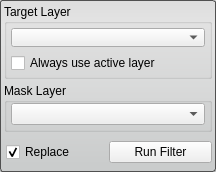
This is Interface/ToolInterface/OrFilterInterface.ui in jessdtate/Seg3D as Qt 5 draws it before an edit. The edited form follows.
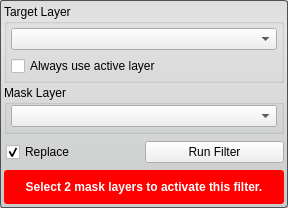
This is the edited form. Custom widgets are drawn as their Qt base class.

Commit message: added a warning to the all the tools and filters for when the proper layer isnt selected.

```diff
--- a/Interface/ToolInterface/OrFilterInterface.ui
+++ b/Interface/ToolInterface/OrFilterInterface.ui
@@ -6,8 +6,8 @@
    <rect>
     <x>0</x>
     <y>0</y>
-    <width>216</width>
-    <height>172</height>
+    <width>288</width>
+    <height>208</height>
    </rect>
   </property>
   <property name="sizePolicy">
@@ -40,7 +40,7 @@
   </property>
   <layout class="QVBoxLayout" name="verticalLayout_2">
    <property name="spacing">
-    <number>4</number>
+    <number>2</number>
    </property>
    <property name="margin">
     <number>4</number>
@@ -182,6 +182,48 @@
      </layout>
     </widget>
    </item>
+   <item>
+    <widget class="QWidget" name="message_alert_" native="true">
+     <property name="minimumSize">
+      <size>
+       <width>0</width>
+       <height>32</height>
+      </size>
+     </property>
+     <property name="styleSheet">
+      <string notr="true">QLabel#message_{
+	color: white;
+	font: bold;
+}
+
+QWidget#message_alert_{
+	border-radius: 3px;
+	background-color: red;
+}</string>
+     </property>
+     <layout class="QHBoxLayout" name="horizontalLayout_5">
+      <property name="spacing">
+       <number>0</number>
+      </property>
+      <property name="margin">
+       <number>4</number>
+      </property>
+      <item>
+       <widget class="QLabel" name="message_">
+        <property name="text">
+         <string>Select 2 mask layers to activate this filter.</string>
+        </property>
+        <property name="alignment">
+         <set>Qt::AlignCenter</set>
+        </property>
+        <property name="wordWrap">
+         <bool>true</bool>
+        </property>
+       </widget>
+      </item>
+     </layout>
+    </widget>
+   </item>
   </layout>
  </widget>
  <customwidgets>
```
Left out of the diff: 2 changed lines with no effect on the pictures. The commit also changes 67 other files.
